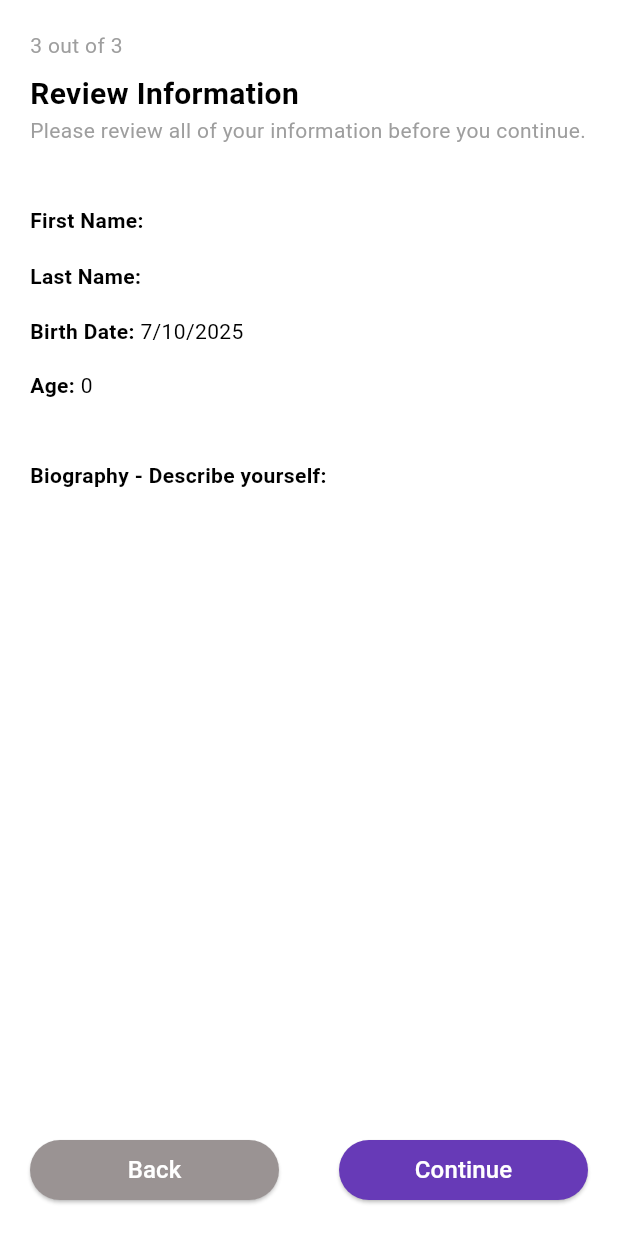
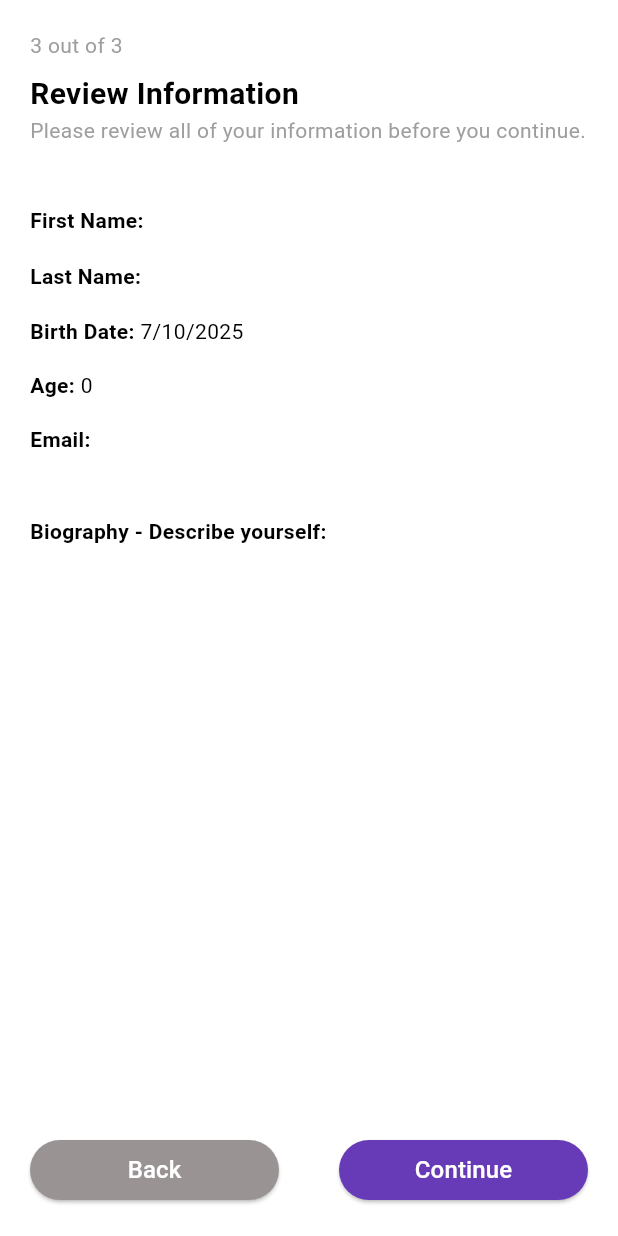
Before and after one commit to jyroball/Flutter_Project_1, a Flutter app: the FormThree widget shown alone on an empty page, opened directly with empty values, on a phone screen of 412 x 824 dp. Run offline on Flutter 3.47's test engine with Material 3 defaults, Android fonts, the phone set to English and light mode, and no system bars.

Commit message:
added another entry

```diff
--- a/lib/screens/add_User_Screens/form3.dart
+++ b/lib/screens/add_User_Screens/form3.dart
@@ -87,6 +87,15 @@ class FormThree extends StatelessWidget {
                     ],
                   ),
 
+                  const SizedBox(height: 16),
+                  Row(
+                    crossAxisAlignment: CrossAxisAlignment.start,
+                    children: [
+                      const Text("Email: ", style: TextStyle(fontWeight: FontWeight.bold)),
+                      Expanded(child: Text(email)),
+                    ],
+                  ),
+
                   const SizedBox(height: 40),
                   Column(
                     crossAxisAlignment: CrossAxisAlignment.start,
```
